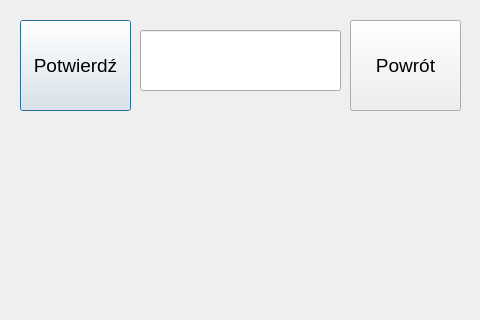
Above: w_new_program.ui from lgruszka/step_motor before the change. Below: the same form after it.
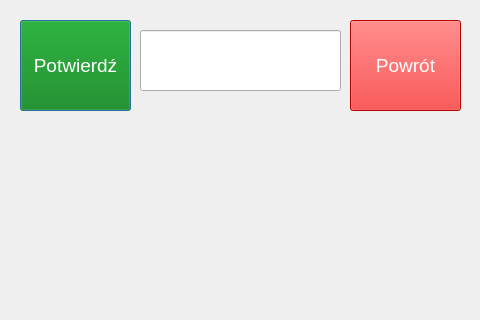
That is the form after the change.

Commit message: full or not

The edit to the form file:
```diff
--- a/w_new_program.ui
+++ b/w_new_program.ui
@@ -42,6 +42,10 @@
      <pointsize>14</pointsize>
     </font>
    </property>
+   <property name="styleSheet">
+    <string notr="true">background: green;
+color: white</string>
+   </property>
    <property name="text">
     <string>Potwierdź</string>
    </property>
@@ -60,6 +64,10 @@
      <pointsize>14</pointsize>
     </font>
    </property>
+   <property name="styleSheet">
+    <string notr="true">background: red;
+color: white</string>
+   </property>
    <property name="text">
     <string>Powrót</string>
    </property>
```
The commit also changes 1 other file.
